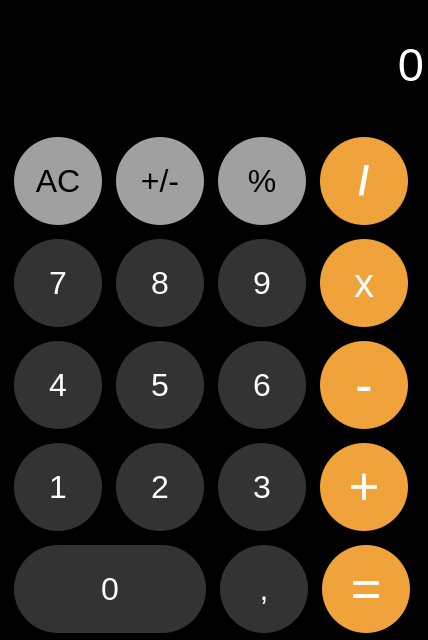
Qt form mainwindow.ui (grafscorp/SimpleCalculatorQt) before a commit.
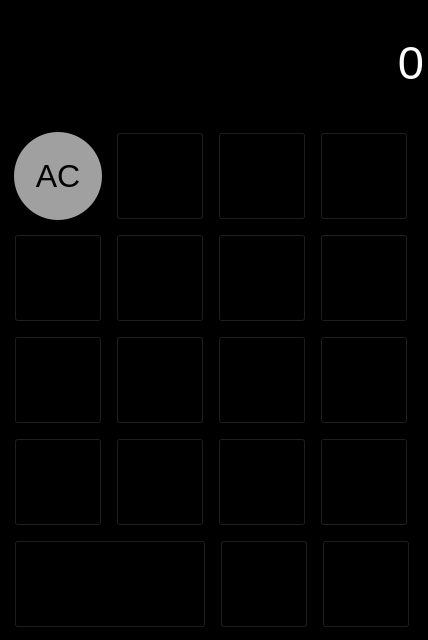
The same form after that commit. Icons and pictures are not drawn.

The edit to the form file:
```diff
--- a/mainwindow.ui
+++ b/mainwindow.ui
@@ -35,7 +35,7 @@
    <iconset theme="QIcon::ThemeIcon::Computer"/>
   </property>
   <property name="autoFillBackground">
-   <bool>false</bool>
+   <bool>true</bool>
   </property>
   <property name="styleSheet">
    <string notr="true">background-color: black;</string>
@@ -47,7 +47,7 @@
       <x>0</x>
       <y>0</y>
       <width>424</width>
-      <height>633</height>
+      <height>635</height>
      </rect>
     </property>
     <layout class="QVBoxLayout" name="MainContainer">
@@ -122,7 +122,7 @@
         <number>14</number>
        </property>
        <property name="bottomMargin">
-        <number>14</number>
+        <number>7</number>
        </property>
        <item>
         <widget class="QPushButton" name="ACBtn">
@@ -157,13 +157,17 @@
           <bool>false</bool>
          </property>
          <property name="styleSheet">
-          <string notr="true">QPushButton#ACBtn{
-background-color: rgb(160, 160, 160);
-color: rgb(0, 0, 0);
-border-radius: 44px;
+          <string notr="true">QPushButton
+{
+	color: rgb(0, 0, 0);
+	background-color: rgb(160, 160, 160);
+	border-radius:44px;
 }
-QPushButton#ACBtn:Hover{
-	background-color: rgb(255, 255, 255);
+
+QPushButton:hover{
+	border-style: outset;
+	border-width: 4px;
+	border-color: rgb(255, 255, 255);
 }</string>
          </property>
          <property name="text">
@@ -206,9 +210,7 @@
           <bool>false</bool>
          </property>
          <property name="styleSheet">
-          <string notr="true">background-color: rgb(160, 160, 160);
-color: rgb(0, 0, 0);
-border-radius: 44px</string>
+          <string notr="true"/>
          </property>
          <property name="text">
           <string>+/-</string>
@@ -250,9 +252,7 @@
           <bool>false</bool>
          </property>
          <property name="styleSheet">
-          <string notr="true">background-color: rgb(160, 160, 160);
-color: rgb(0, 0, 0);
-border-radius: 44px</string>
+          <string notr="true"/>
          </property>
          <property name="text">
           <string>%</string>
@@ -295,9 +295,7 @@
           <bool>false</bool>
          </property>
          <property name="styleSheet">
-          <string notr="true">background-color:rgb(241, 163, 59);
-color:rgb(255, 255, 255);
-border-radius: 44px</string>
+          <string notr="true"/>
          </property>
          <property name="text">
           <string>/</string>
@@ -318,13 +316,13 @@
         <number>14</number>
        </property>
        <property name="topMargin">
-        <number>0</number>
+        <number>7</number>
        </property>
        <property name="rightMargin">
         <number>14</number>
        </property>
        <property name="bottomMargin">
-        <number>14</number>
+        <number>7</number>
        </property>
        <item>
         <widget class="QPushButton" name="SevenBtn">
@@ -359,9 +357,7 @@
           <bool>false</bool>
          </property>
          <property name="styleSheet">
-          <string notr="true">background-color:rgb(51, 51, 51);
-color: rgb(255, 255, 255);
-border-radius: 44px</string>
+          <string notr="true"/>
          </property>
          <property name="text">
           <string>7</string>
@@ -404,9 +400,7 @@
           <bool>false</bool>
          </property>
          <property name="styleSheet">
-          <string notr="true">background-color:rgb(51, 51, 51);
-color: rgb(255, 255, 255);
-border-radius: 44px</string>
+          <string notr="true"/>
          </property>
          <property name="text">
           <string>8</string>
@@ -449,9 +443,7 @@
           <bool>false</bool>
          </property>
          <property name="styleSheet">
-          <string notr="true">background-color:rgb(51, 51, 51);
-color: rgb(255, 255, 255);
-border-radius: 44px</string>
+          <string notr="true"/>
          </property>
          <property name="text">
           <string>9</string>
@@ -494,9 +486,7 @@
           <bool>false</bool>
          </property>
          <property name="styleSheet">
-          <string notr="true">background-color:rgb(241, 163, 59);
-color:rgb(255, 255, 255);
-border-radius: 44px</string>
+          <string notr="true"/>
          </property>
          <property name="text">
           <string>x</string>
@@ -517,13 +507,13 @@
         <number>14</number>
        </property>
        <property name="topMargin">
-        <number>0</number>
+        <number>7</number>
        </property>
        <property name="rightMargin">
         <number>14</number>
        </property>
        <property name="bottomMargin">
-        <number>14</number>
+        <number>7</number>
        </property>
        <item>
         <widget class="QPushButton" name="FourBtn">
@@ -558,9 +548,7 @@
           <bool>false</bool>
          </property>
          <property name="styleSheet">
-          <string notr="true">background-color:rgb(51, 51, 51);
-color: rgb(255, 255, 255);
-border-radius: 44px</string>
+          <string notr="true"/>
          </property>
          <property name="text">
           <string>4</string>
@@ -603,9 +591,7 @@
           <bool>false</bool>
          </property>
          <property name="styleSheet">
-          <string notr="true">background-color:rgb(51, 51, 51);
-color: rgb(255, 255, 255);
-border-radius: 44px</string>
+          <string notr="true"/>
          </property>
          <property name="text">
           <string>5</string>
@@ -648,9 +634,7 @@
           <bool>false</bool>
          </property>
          <property name="styleSheet">
-          <string notr="true">background-color:rgb(51, 51, 51);
-color: rgb(255, 255, 255);
-border-radius: 44px</string>
+          <string notr="true"/>
          </property>
          <property name="text">
           <string>6</string>
@@ -693,9 +677,7 @@
           <bool>false</bool>
          </property>
          <property name="styleSheet">
-          <string notr="true">background-color:rgb(241, 163, 59);
-color:rgb(255, 255, 255);
-border-radius: 44px</string>
+          <string notr="true"/>
          </property>
          <property name="text">
           <string>-</string>
@@ -716,13 +698,13 @@
         <number>14</number>
        </property>
        <property name="topMargin">
-        <number>0</number>
+        <number>7</number>
        </property>
        <property name="rightMargin">
         <number>14</number>
        </property>
        <property name="bottomMargin">
-        <number>14</number>
+        <number>7</number>
        </property>
        <item>
         <widget class="QPushButton" name="OneBtn">
@@ -757,9 +739,7 @@
           <bool>false</bool>
          </property>
          <property name="styleSheet">
-          <string notr="true">background-color:rgb(51, 51, 51);
-color: rgb(255, 255, 255);
-border-radius: 44px</string>
+          <string notr="true"/>
          </property>
          <property name="text">
           <string>1</string>
@@ -802,9 +782,7 @@
           <bool>false</bool>
          </property>
          <property name="styleSheet">
-          <string notr="true">background-color:rgb(51, 51, 51);
-color: rgb(255, 255, 255);
-border-radius: 44px</string>
+          <string notr="true"/>
          </property>
          <property name="text">
           <string>2</string>
@@ -847,9 +825,7 @@
           <bool>false</bool>
          </property>
          <property name="styleSheet">
-          <string notr="true">background-color:rgb(51, 51, 51);
-color: rgb(255, 255, 255);
-border-radius: 44px</string>
+          <string notr="true"/>
          </property>
          <property name="text">
           <string>3</string>
@@ -892,9 +868,7 @@
           <bool>false</bool>
          </property>
          <property name="styleSheet">
-          <string notr="true">background-color:rgb(241, 163, 59);
-color:rgb(255, 255, 255);
-border-radius: 44px</string>
+          <string notr="true"/>
          </property>
          <property name="text">
           <string>+</string>
@@ -914,9 +888,15 @@
        <property name="leftMargin">
         <number>14</number>
        </property>
+       <property name="topMargin">
+        <number>7</number>
+       </property>
        <property name="rightMargin">
         <number>14</number>
        </property>
+       <property name="bottomMargin">
+        <number>7</number>
+       </property>
        <item>
         <widget class="QPushButton" name="ZeroBtn">
          <property name="sizePolicy">
@@ -953,14 +933,7 @@
           <bool>false</bool>
          </property>
          <property name="styleSheet">
-          <string notr="true">QPushButton{
-background-color:rgb(51, 51, 51);
-color: rgb(255, 255, 255);
-border-radius: 44px;
-}
-QPushButton:hover{
-	background-color: rgb(255, 255, 255);
-}</string>
+          <string notr="true"/>
          </property>
          <property name="text">
           <string>0</string>
@@ -1009,9 +982,7 @@
           <bool>false</bool>
          </property>
          <property name="styleSheet">
-          <string notr="true">background-color:rgb(51, 51, 51);
-color: rgb(255, 255, 255);
-border-radius: 44px</string>
+          <string notr="true"/>
          </property>
          <property name="text">
           <string>,</string>
@@ -1054,9 +1025,7 @@
           <bool>false</bool>
          </property>
          <property name="styleSheet">
-          <string notr="true">background-color:rgb(241, 163, 59);
-color:rgb(255, 255, 255);
-border-radius: 44px</string>
+          <string notr="true"/>
          </property>
          <property name="text">
           <string>=</string>
```
Left out of the diff: 1 changed line with no effect on the pictures.
